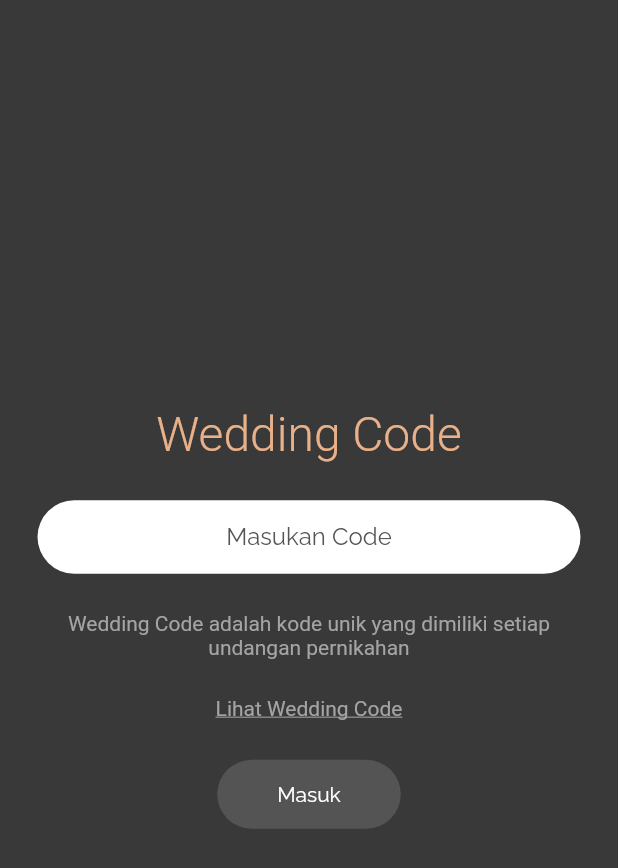
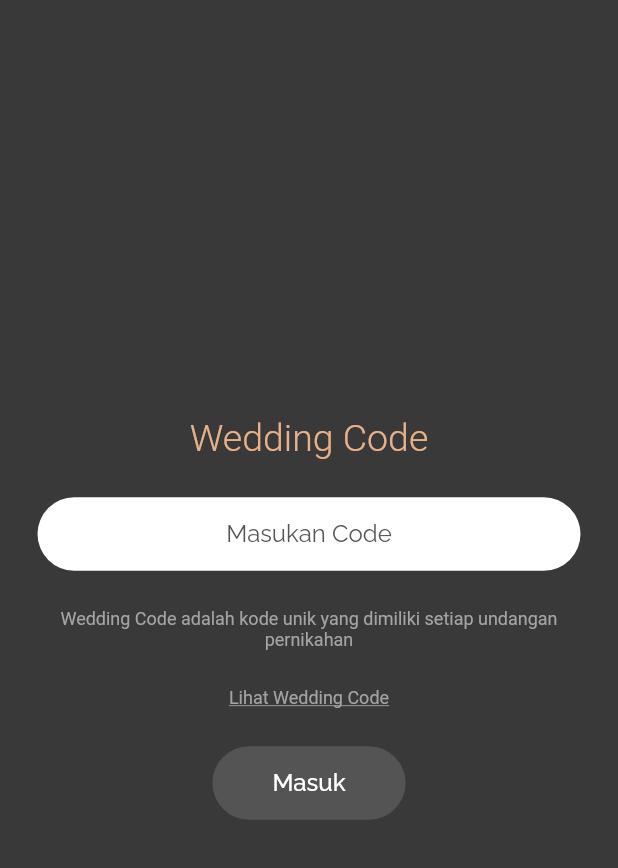
Before and after one commit to zalhamami/hummingbird-guest-app, a Flutter app: the screen it shows after launch, on a phone screen of 412 x 824 dp. Shown: the top 868 px of the screen. Run offline on Flutter 3.47's test engine with Material 2 defaults, Android fonts, the light colour scheme and no system bars; our stand-ins replace cached_network_image, photo_view, shared_preferences; missing offline and left inert: pagination, qr_code_scanner.

Commit message:
Register more raleway font and modify font size

```diff
--- a/lib/app/pages/MainPage.dart
+++ b/lib/app/pages/MainPage.dart
@@ -62,6 +62,9 @@ class _MainPageState extends State<MainPage> {
                     ),
                     Text(
                       'Wedding Code adalah kode unik yang dimiliki setiap undangan pernikahan',
+                      style: TextStyle(
+                        fontSize: 12,
+                      ),
                     ),
                     Padding(
                       padding: const EdgeInsets.symmetric(vertical: 25.0),
@@ -141,6 +144,7 @@ class _MainPageState extends State<MainPage> {
               label,
               style: TextStyle(
                 color: HummingbirdColor.white,
+                fontSize: 16.0,
               ),
             ),
     );
@@ -154,9 +158,7 @@ class _MainPageState extends State<MainPage> {
       },
       child: Text(
         'Lihat Wedding Code',
-        style: TextStyle(
-          decoration: TextDecoration.underline,
-        ),
+        style: TextStyle(decoration: TextDecoration.underline, fontSize: 12.0),
       ),
     );
   }
@@ -215,7 +217,7 @@ class _MainPageState extends State<MainPage> {
         style: TextStyle(
           color: HummingbirdColor.orange,
           fontWeight: FontWeight.w300,
-          fontSize: 32.0,
+          fontSize: 25.0,
         ),
       ),
     );
--- a/lib/app/ui-items/HummingbirdAppBar.dart
+++ b/lib/app/ui-items/HummingbirdAppBar.dart
@@ -25,9 +25,7 @@ class HummingbirdAppBar extends AppBar {
           ),
           title: Text(
             label,
-            style: TextStyle(
-              color: HummingbirdColor.orange,
-            ),
+            style: TextStyle(color: HummingbirdColor.orange, fontSize: 20.0),
           ),
         );
 }
```
Also changed, not shown: lib/app/pages/GuestCheckerPage.dart (+14 -4 lines), lib/app/pages/GuestList.dart (+13 -5 lines), lib/app/pages/GuestVerified.dart (+13 -6 lines), lib/app/pages/InvitationDetail.dart (+11 -3 lines), pubspec.yaml (+36 -1 lines).
